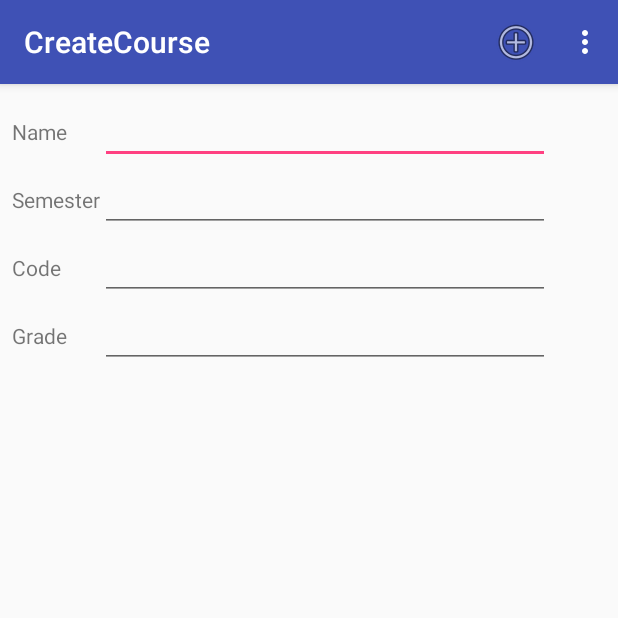
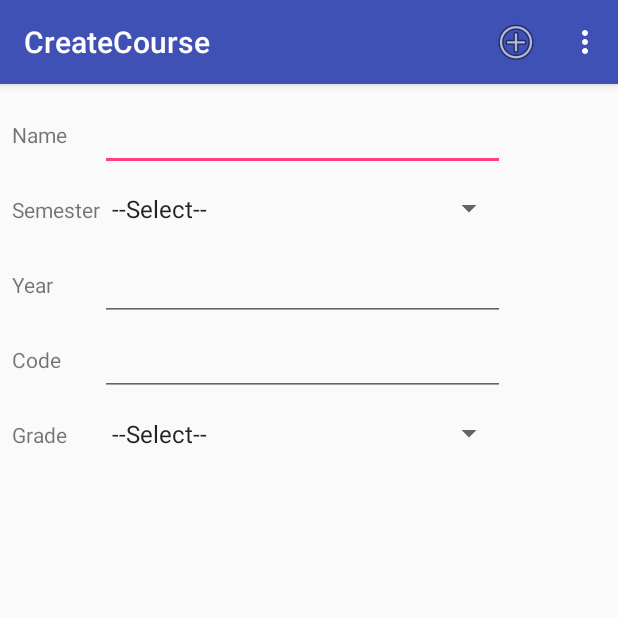
Before and after one commit to jlyons014/MyGrades, an Android app: the CreateCourse screen opened directly, with no data from a screen before it, on a phone screen of 412 x 824 dp, the top half of it. Run offline under Robolectric (Android 15) with nearby library versions, the phone set to English and light mode, and no system bars.

Commit message:
Added spinner object and adapter to CreateCourse.java for Semester. Added spinner object and adapter to CreateCourse.java for Grade. Removed String semester and grade from CreateCourse.java. Added String year as a new input field. Added spinner1 String to get item selected in spinnerSemester. Added spinner2 String to get item selected in spinnerGrade. Made changes to dbHandler.addCourse to include year in both CreateCourse.java and DBHandler. Added year EditText and setText to ViewCourse. Added addTextChangedListener to codeEditText for formatting the text field.

```diff
--- a/app/src/main/java/com/example/joe/mygrades/ViewCourse.java
+++ b/app/src/main/java/com/example/joe/mygrades/ViewCourse.java
@@ -55,6 +55,7 @@ public class ViewCourse extends AppCompatActivity {
         // Declare and Initialize variables to hold Course details
         String courseName = dbHandler.getColumnCourseName((int)id);
         String courseSemester = dbHandler.getColumnCourseSemester((int)id);
+        String courseYear = dbHandler.getColumnCourseYear((int)id);
         String courseCode = dbHandler.getColumnCourseCode((int)id);
         String courseGrade = dbHandler.getColumnCourseGrade((int)id);
 
@@ -65,6 +66,10 @@ public class ViewCourse extends AppCompatActivity {
         // Set semester of course in its EditText
         EditText setsemester = findViewById(R.id.semesterEditText);
         setsemester.setText(courseSemester);
+
+        // Set semester of course in its EditText
+        EditText setyear = findViewById(R.id.yearEditText);
+        setyear.setText(courseYear);
 
         // Set code of course in its EditText
         EditText setcode = findViewById(R.id.codeEditText);
--- a/app/src/main/res/layout/content_create_course.xml
+++ b/app/src/main/res/layout/content_create_course.xml
@@ -29,11 +29,13 @@
 
             <EditText
                 android:id="@+id/nameEditText"
-                android:layout_width="wrap_content"
-                android:layout_height="wrap_content"
-                android:width="300dp"
+                android:layout_width="270dp"
+                android:layout_height="50dp"
+                android:width="200dp"
                 android:ems="10"
-                android:inputType="textPersonName" />
+                android:inputType="textPersonName|textCapWords"
+                android:maxLength="25" />
+
         </TableRow>
 
         <TableRow
@@ -46,12 +48,31 @@
                 android:layout_height="wrap_content"
                 android:text="@string/semester" />
 
-            <EditText
-                android:id="@+id/semesterEditText"
+            <Spinner
+                android:id="@+id/spinnerSemester"
+
+                android:layout_width="221dp"
+                android:layout_height="50dp" />
+
+        </TableRow>
+
+        <TableRow
+            android:layout_width="match_parent"
+            android:layout_height="match_parent">
+
+            <TextView
+                android:id="@+id/yearTextView"
                 android:layout_width="wrap_content"
                 android:layout_height="wrap_content"
+                android:text="Year" />
+
+            <EditText
+                android:id="@+id/yearEditText"
+                android:layout_width="wrap_content"
+                android:layout_height="50dp"
                 android:ems="10"
-                android:inputType="textPersonName" />
+                android:inputType="number"
+                android:maxLength="4" />
         </TableRow>
 
         <TableRow
@@ -67,9 +88,12 @@
             <EditText
                 android:id="@+id/codeEditText"
                 android:layout_width="wrap_content"
-                android:layout_height="wrap_content"
+                android:layout_height="50dp"
+                android:capitalize="characters"
                 android:ems="10"
-                android:inputType="textPersonName" />
+                android:inputType="textCapCharacters"
+                android:digits="abcdefghijklmnopqrstuvwxyzABCDEFGHIJKLMNOPQRSTUVWXYZ"
+                android:maxLength="7" />
         </TableRow>
 
         <TableRow
@@ -82,13 +106,13 @@
                 android:layout_height="wrap_content"
                 android:text="@string/grade" />
 
-            <EditText
-                android:id="@+id/gradeEditText"
-                android:layout_width="wrap_content"
-                android:layout_height="wrap_content"
-                android:ems="10"
-                android:inputType="textPersonName" />
+            <Spinner
+                android:id="@+id/spinnerGrade"
+                android:layout_width="match_parent"
+                android:layout_height="50dp" />
+
         </TableRow>
 
     </TableLayout>
+
 </android.support.constraint.ConstraintLayout>
--- a/app/src/main/res/values/strings.xml
+++ b/app/src/main/res/values/strings.xml
@@ -19,4 +19,21 @@
     <string name="title_activity_update_course">Update Course</string>
     <string name="action_delete_course">delete_course</string>
     <string name="Save">save</string>
+    <string-array name="semester_array">
+        <item>--Select--</item>
+        <item>Spring</item>
+        <item>Summer</item>
+        <item>Fall</item>
+    </string-array>
+    <string-array name="grade_array">
+        <item>--Select--</item>
+        <item>A</item>
+        <item>B</item>
+        <item>C</item>
+        <item>D</item>
+        <item>F</item>
+        <item>W</item>
+        <item>P</item>
+        <item>I</item>
+    </string-array>
 </resources>
```
Also changed, not shown: app/src/main/java/com/example/joe/mygrades/CreateCourse.java (+104 -15 lines), app/src/main/java/com/example/joe/mygrades/DBHandler.java (+27 -1 lines), app/src/main/res/layout/content_view_course.xml (+31 -6 lines).
